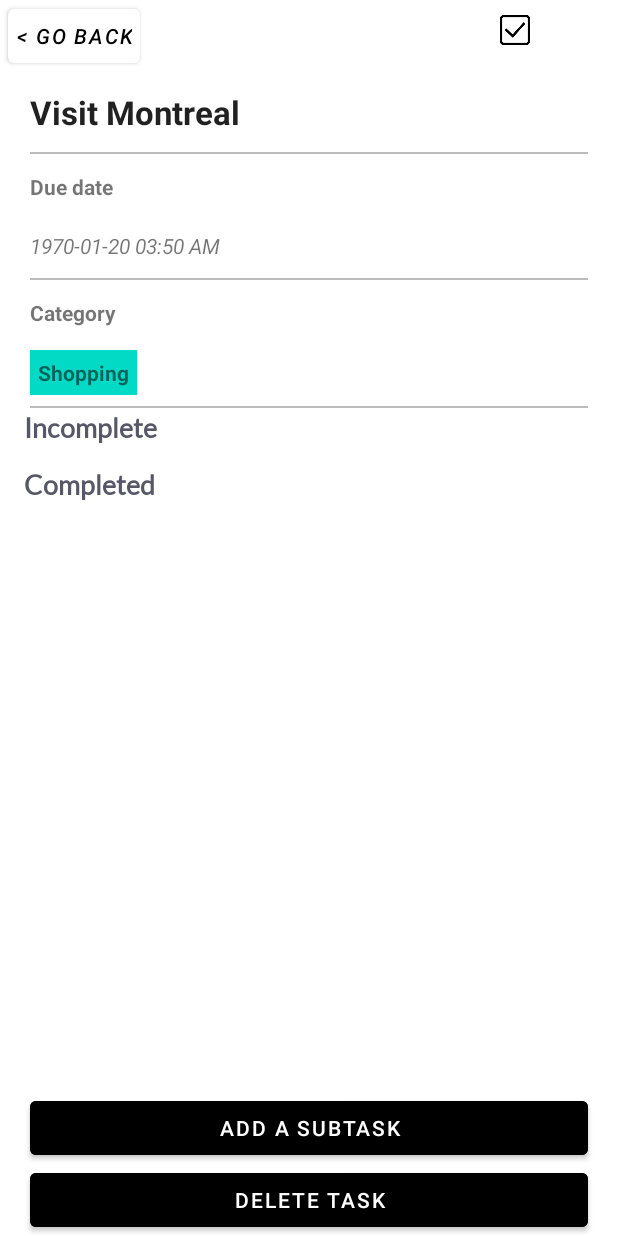
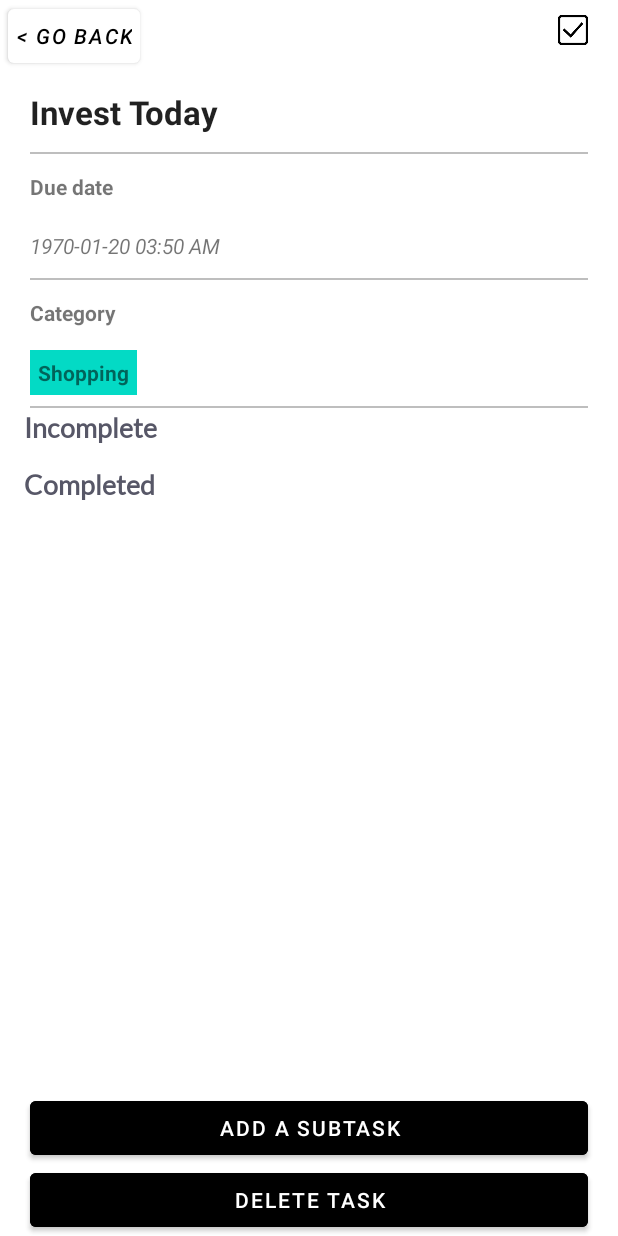
Before and after one commit to Swapkumbhar31/Task_Tech_Armie_Android, an Android app: the ViewTaskActivity screen opened directly, with no data from a screen before it, on a phone screen of 412 x 824 dp. Run offline under Robolectric (Android 15) with nearby library versions, the phone set to English and light mode, and no system bars; our stand-ins replace Room's generated code.

Commit message:
added updation newtask

```diff
--- a/app/src/main/java/ca/lambton/task_tech_armie_android/ViewTaskActivity.java
+++ b/app/src/main/java/ca/lambton/task_tech_armie_android/ViewTaskActivity.java
@@ -42,7 +42,7 @@ public class ViewTaskActivity extends AppCompatActivity {
     private TaskRoomDB taskRoomDB;
     List<Task> completedTasks;
     List<Task> inCompleteTasks;
-    TextView categories;
+    TextView categories , name;
     Category category;
     //Boolean isPlaying  = false ;
     Task task;
@@ -59,6 +59,7 @@ public class ViewTaskActivity extends AppCompatActivity {
         mediaPlayer = MediaPlayer.create(this, R.raw.song);
         audio_layout = findViewById(R.id.audio_ll);
         images_layout = findViewById(R.id.images_layout);
+        name = findViewById(R.id.tv_name);
         mediaPlayer.setVolume(5f,5f);
         lvCompleted = findViewById(R.id.listviewCompleted);
         lvIncomplete = findViewById(R.id.listviewIncomplete);
@@ -69,6 +70,8 @@ public class ViewTaskActivity extends AppCompatActivity {
         taskRoomDB = TaskRoomDB.getInstance(this);
         task = taskRoomDB.taskDAO().getTaskById(2L);
 
+
+
         if (task != null) {
             if (task.getAudioPath() == null) {
                 audio_layout.setVisibility(View.GONE);
@@ -76,7 +79,7 @@ public class ViewTaskActivity extends AppCompatActivity {
                 audio_layout.setVisibility(View.GONE);
             }
             due_date.setText(DateFormat.format("yyyy-MM-dd hh:mm a", task.getEndDate()));
-
+            name.setText(task.getName());
             loadAllTasks();
             System.out.println("out" + task.getPhotos().size());
             if (task.getPhotos() == null)
--- a/app/src/main/res/layout/activity_view_task.xml
+++ b/app/src/main/res/layout/activity_view_task.xml
@@ -5,7 +5,7 @@
     android:layout_height="match_parent">
 
     <LinearLayout
-        android:layout_width="wrap_content"
+        android:layout_width="match_parent"
         android:layout_height="50dp"
         android:orientation="horizontal">
 
@@ -18,12 +18,17 @@
             android:text="@string/go_back"
             android:textColor="@color/black"
             android:textStyle="italic" />
+        <View
+            android:layout_width="0dp"
+            android:layout_height="1dp"
+            android:layout_weight="1"
+            />
 
         <ImageView
             android:id="@+id/iv_checked"
             android:layout_width="20dp"
             android:layout_height="20dp"
-            android:layout_marginLeft="240dp"
+           android:layout_marginHorizontal="20dp"
             android:layout_marginTop="10dp"
             android:src="@drawable/checked" />
     </LinearLayout>
@@ -49,6 +54,7 @@
                 <TextView
                     android:layout_width="wrap_content"
                     android:layout_height="wrap_content"
+                   android:id="@+id/tv_name"
                     android:layout_marginLeft="10dp"
                     android:padding="10dp"
                     android:text="@string/visit_montreal"
```
